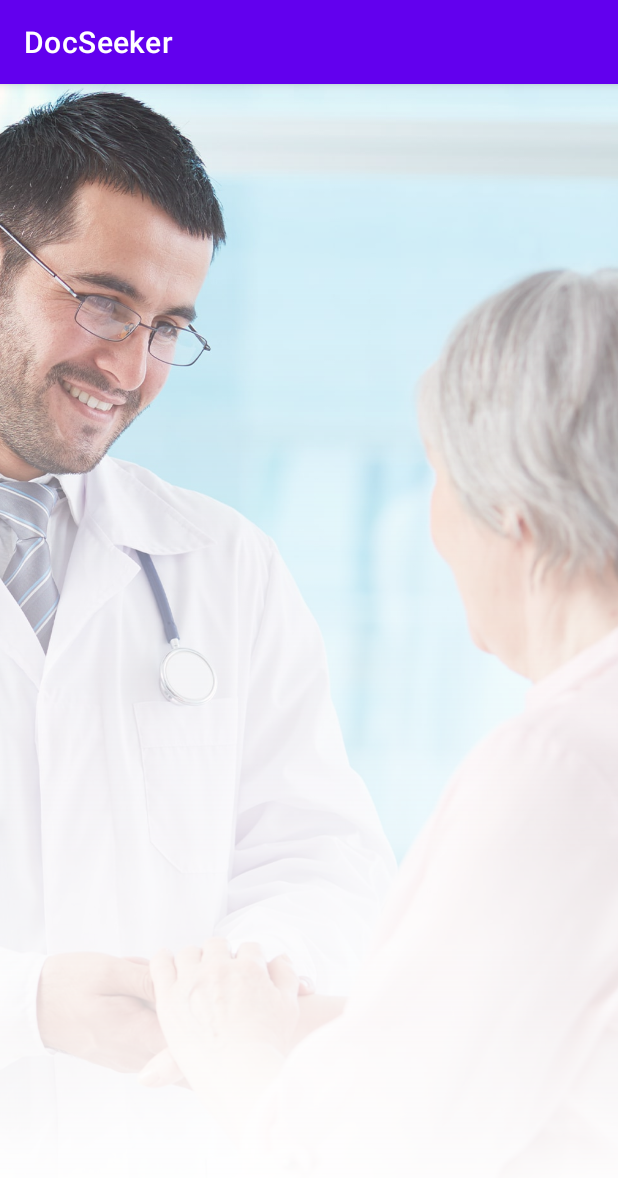
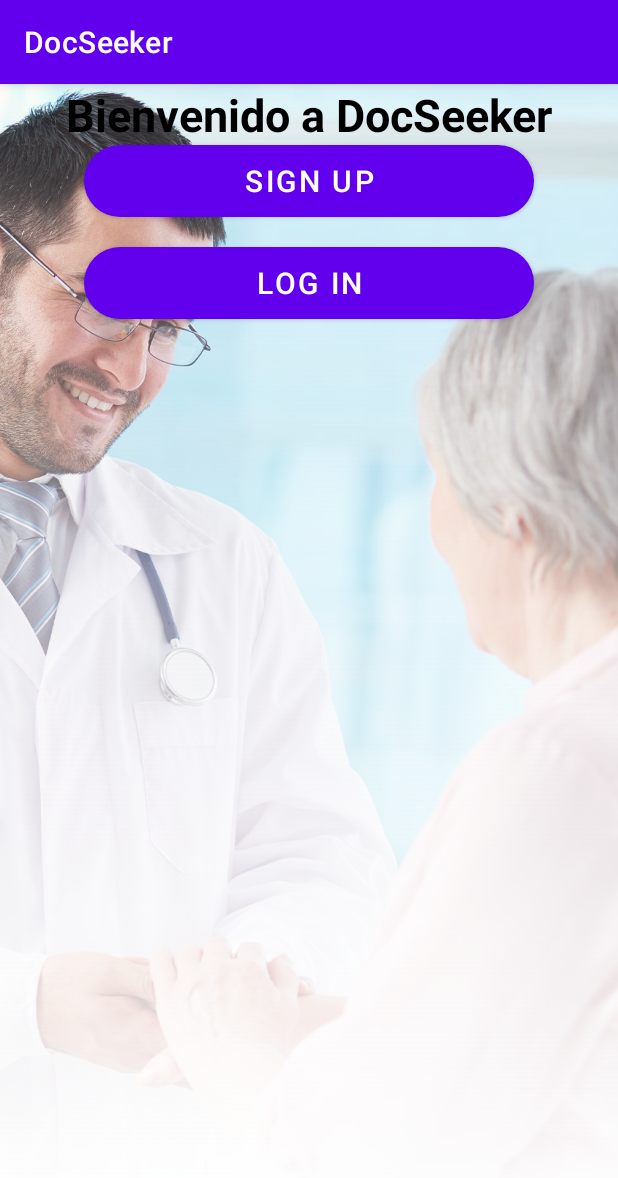
Before and after one commit to Desarrollo-de-Soluciones-IoT/Mobile-Aplication, an Android app: the screen it shows after launch (MainActivity), on a phone screen of 412 x 824 dp. Shown: the top 1178 px of the screen. Run offline under Robolectric (Android 15) with nearby library versions, the phone set to English and light mode, and no system bars.

Commit message:
Add title and buttons

```diff
--- a/app/src/main/res/layout/activity_main.xml
+++ b/app/src/main/res/layout/activity_main.xml
@@ -18,5 +18,39 @@
     <ImageView
         android:layout_width="match_parent"
         android:layout_height="match_parent"
-        android:src="@drawable/welcome_screen_background"/>
+        android:src="@drawable/welcome_screen_background"
+        android:scaleType="centerCrop"/>
+
+    <LinearLayout
+        android:layout_width="match_parent"
+        android:layout_height="match_parent"
+        android:orientation="vertical">
+
+        <TextView
+            android:layout_width="match_parent"
+            android:layout_height="wrap_content"
+            android:text="@string/welcome_message"
+            android:textColor="#000"
+            android:textStyle="bold"
+            android:textSize="30sp"
+            android:textAlignment="center"/>
+
+        <Button
+            android:layout_width="300dp"
+            android:layout_height="wrap_content"
+            android:layout_gravity="center"
+            android:text="Sign Up"
+            android:textSize="20sp"
+            android:background="@drawable/button_primary"/>
+
+        <Button
+            android:layout_width="300dp"
+            android:layout_height="wrap_content"
+            android:layout_gravity="center"
+            android:layout_marginTop="20dp"
+            android:text="Log In"
+            android:textSize="20sp"
+            android:background="@drawable/button_secondary"/>
+    </LinearLayout>
+
 </RelativeLayout>
```
